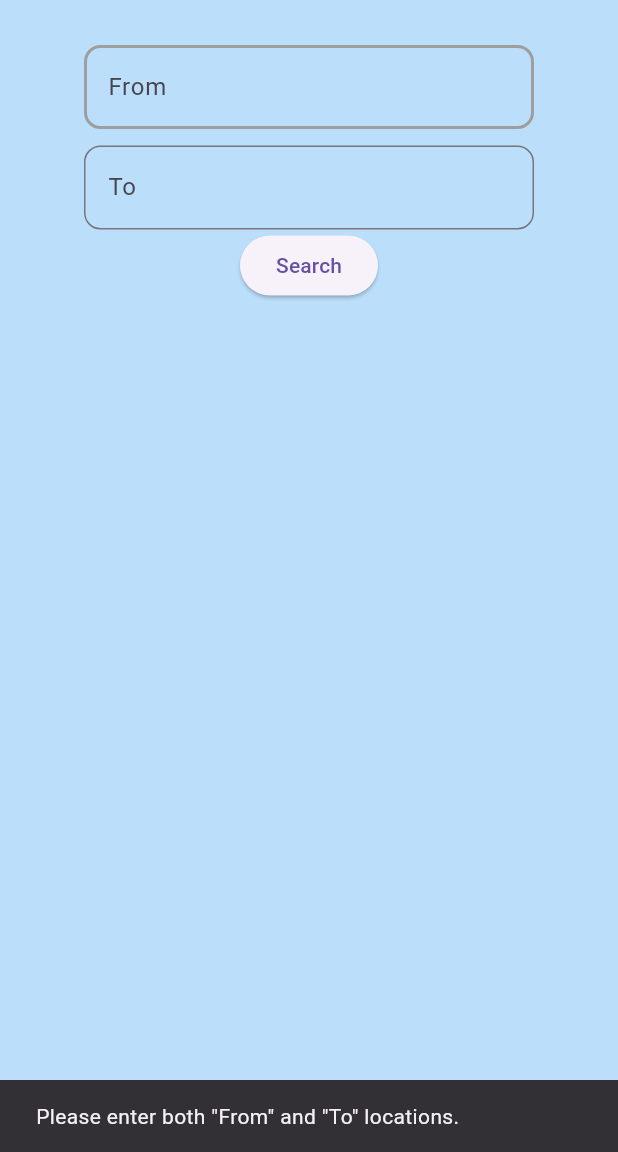
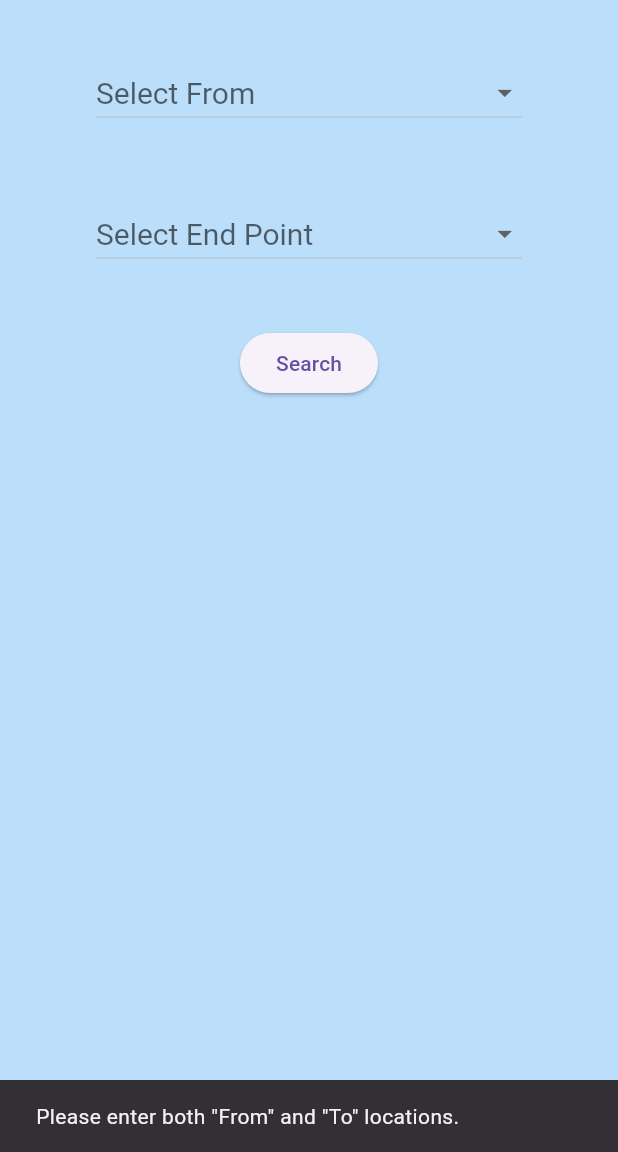
Before and after one commit to COffeebean2610/Project-SHW, a Flutter app: the SearchScreen screen opened directly, after a tap on "Search", on a phone screen of 412 x 824 dp, the part 84-1236 px from its top. Run offline on Flutter 3.47's test engine with Material 3 defaults, Android fonts, the phone set to English and light mode, and no system bars; our stand-ins replace cloud_firestore, firebase_auth, firebase_core, fluttertoast; accounts and stored records are empty; Roboto replaces fonts that are missing (Times New Roman).

Commit message:
Search_Screen....

```diff
--- a/lib/models/splash_screen.dart
+++ b/lib/models/splash_screen.dart
@@ -47,7 +47,7 @@ class _SplashScreenState extends State<SplashScreen>
             mainAxisAlignment: MainAxisAlignment.center,
             children: [
               Text(
-                'Splash Screen',
+                'Samrudhhi Roadlines',
                 style: TextStyle(color: Colors.white, fontSize: 35),
               )
             ]),
--- a/lib/pages/search_screen.dart
+++ b/lib/pages/search_screen.dart
@@ -1,6 +1,6 @@
 import 'package:flutter/material.dart';
-import 'package:project_shw/models/search_function.dart';
-import '../models/map_locations.dart'; // Make sure to import your map_locations.dart file
+import '../models/map_locations.dart';
+import '../models/search_function.dart'; // Make sure to import your map_locations.dart file
 
 class SearchScreen extends StatefulWidget {
   const SearchScreen({Key? key}) : super(key: key);
@@ -10,9 +10,24 @@ class SearchScreen extends StatefulWidget {
 }
 
 class SearchScreenState extends State<SearchScreen> {
-  var _fromLocation = "";
-  var _toLocation = "";
+  // final _fromLocationController = TextEditingController();
+  // final _toLocController = TextEditingController();
+  final globalKey = GlobalKey<FormState>();
+  var _fromLocation = '';
+  var _toLocation ='';
   late List<MapLoc> products;
+  List listItems=['Nagpur', 'Pune'  ];
+
+  late List<String> filteredRoute;
+
+
+  filterRou(String from, String to) {
+    filteredRoute = [from,to];
+
+  }
+
+
+
 
   @override
   Widget build(BuildContext context) {
@@ -32,78 +47,73 @@ class SearchScreenState extends State<SearchScreen> {
       ),
       backgroundColor: Colors.blue.shade100,
       body: Center(
+        key: globalKey,
         child: SizedBox(
           width: 300,
           child: Column(
             mainAxisAlignment: MainAxisAlignment.start,
             children: [
               const SizedBox(height: 30),
-              TextFormField(
-                validator: (value) {
-                  if (value!.isEmpty) {
-                    return "Please enter start point";
-                  }
-                  return null;
-                },
-                onSaved: (value) {
-                  _fromLocation = value!;
-                },
-                decoration: InputDecoration(
-                  labelText: "From",
-                  focusedBorder: OutlineInputBorder(
-                    borderRadius: BorderRadius.circular(11),
-                    borderSide: const BorderSide(
-                      color: Colors.blue,
-                      width: 2,
-                    ),
-                  ),
-                  enabledBorder: OutlineInputBorder(
-                    borderRadius: BorderRadius.circular(11),
-                    borderSide: const BorderSide(
-                      color: Colors.grey,
-                      width: 2,
-                    ),
-                  ),
+              Padding(
+                padding: const EdgeInsets.all(8.0),
+                child: DropdownButton(
+                  style:const TextStyle(fontSize: 20, color: Colors.black),
+                  dropdownColor: Colors.blueAccent.shade100,
+                  icon: const Icon(Icons.arrow_drop_down),
+                  iconSize: 23,
+                  isExpanded: true,
+                  hint: const Text("Select From"),
+                  value: _fromLocation.isNotEmpty ? _fromLocation : null,
+                  items: listItems.map((item) =>
+                      DropdownMenuItem(
+                        value: item,
+                        child: Text(item),
+                      )
+                  ).toList(),
+                  onChanged: (value) {
+                    setState(() {
+                      _fromLocation = value.toString();
+                    });
+                  },
                 ),
               ),
-              const SizedBox(height: 11),
-              TextFormField(
-                validator: (value) {
-                  if (value!.isEmpty) {
-                    return "Please enter Endpoint";
-                  }
-                  return null;
-                },
-                onSaved: (value) {
-                  _toLocation = value!;
-                },
-                decoration: InputDecoration(
-                  labelText: "To",
-                  border: OutlineInputBorder(
-                    borderRadius: BorderRadius.circular(11),
-                    borderSide: const BorderSide(
-                      color: Colors.blue,
-                    ),
-                  ),
+              const SizedBox(height: 30),
+              Padding(
+                padding: const EdgeInsets.all(8.0),
+                child: DropdownButton(
+                  style:const TextStyle(fontSize: 20, color: Colors.black),
+                  dropdownColor: Colors.blueAccent.shade100,
+                  icon: const Icon(Icons.arrow_drop_down),
+                  iconSize: 23,
+                  isExpanded: true,
+                  hint: const Text("Select End Point"),
+                  value: _toLocation.isNotEmpty ? _toLocation : null,
+                  items: listItems.map((item) =>
+                      DropdownMenuItem(
+                        value: item,
+                        child: Text(item),
+                      )
+                  ).toList(),
+                  onChanged: (value) {
+                    setState(() {
+                      _toLocation = value.toString();
+                    });
+                  },
                 ),
               ),
+
+              const SizedBox(height: 30),
               ElevatedButton(
                 onPressed: () {
                   if (_fromLocation.isNotEmpty && _toLocation.isNotEmpty) {
-                    List<MapLoc> filteredRoutes = products
-                        .where((route) =>
-                            route.title
-                                .toLowerCase()
-                                .contains(_fromLocation.toLowerCase()) &&
-                            route.title
-                                .toLowerCase()
-                                .contains(_toLocation.toLowerCase()))
-                        .toList();
+
+
+                    filterRou(_fromLocation,_toLocation);
 
                     Navigator.push(
                       context,
                       MaterialPageRoute(
-                        builder: (context) => NextScreen(filteredRoutes),
+                        builder: (context) => NextScreen(filteredRoute: filteredRoute,),
                       ),
                     );
                   } else {
```
Also changed, not shown: lib/models/search_function.dart (+62 -17 lines).
